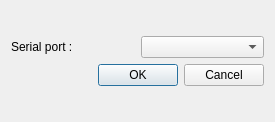
The window that dialogsettingport.ui (maruta01/NanoPiezoActuator) describes before a commit, drawn with Qt 5.
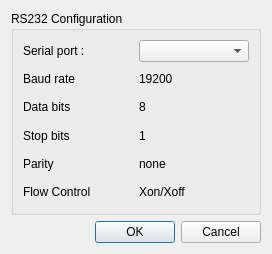
The same window after the commit.

Commit message: add contorller panel

```diff
--- a/dialogsettingport.ui
+++ b/dialogsettingport.ui
@@ -6,30 +6,133 @@
    <rect>
     <x>0</x>
     <y>0</y>
-    <width>275</width>
-    <height>122</height>
+    <width>272</width>
+    <height>254</height>
    </rect>
   </property>
   <property name="windowTitle">
    <string>Dialog</string>
   </property>
-  <layout class="QVBoxLayout" name="verticalLayout_2">
+  <layout class="QVBoxLayout" name="verticalLayout">
    <item>
-    <layout class="QVBoxLayout" name="verticalLayout">
+    <layout class="QHBoxLayout" name="horizontalLayout">
      <item>
-      <layout class="QHBoxLayout" name="horizontalLayout">
-       <item>
-        <widget class="QLabel" name="label">
-         <property name="text">
-          <string>Serial port :</string>
-         </property>
-        </widget>
-       </item>
-       <item>
-        <widget class="QComboBox" name="com_comboBox"/>
-       </item>
-      </layout>
+      <widget class="QGroupBox" name="groupBox">
+       <property name="title">
+        <string>RS232 Configuration</string>
+       </property>
+       <layout class="QVBoxLayout" name="verticalLayout_3">
+        <item>
+         <layout class="QHBoxLayout" name="horizontalLayout_2">
+          <item>
+           <widget class="QLabel" name="com_label">
+            <property name="text">
+             <string>Serial port :</string>
+            </property>
+           </widget>
+          </item>
+          <item>
+           <widget class="QComboBox" name="com_comboBox"/>
+          </item>
+         </layout>
+        </item>
+        <item>
+         <layout class="QHBoxLayout" name="horizontalLayout_3">
+          <item>
+           <widget class="QLabel" name="buad_rate_label">
+            <property name="text">
+             <string>Baud rate</string>
+            </property>
+           </widget>
+          </item>
+          <item>
+           <widget class="QLabel" name="buad_rate_val_label">
+            <property name="text">
+             <string>19200</string>
+            </property>
+           </widget>
+          </item>
+         </layout>
+        </item>
+        <item>
+         <layout class="QHBoxLayout" name="horizontalLayout_4">
+          <item>
+           <widget class="QLabel" name="data_bits_label">
+            <property name="text">
+             <string>Data bits</string>
+            </property>
+           </widget>
+          </item>
+          <item>
+           <widget class="QLabel" name="data_bits_val_label">
+            <property name="text">
+             <string>8</string>
+            </property>
+           </widget>
+          </item>
+         </layout>
+        </item>
+        <item>
+         <layout class="QHBoxLayout" name="horizontalLayout_5">
+          <item>
+           <widget class="QLabel" name="stop_bits_label">
+            <property name="text">
+             <string>Stop bits</string>
+            </property>
+           </widget>
+          </item>
+          <item>
+           <widget class="QLabel" name="stop_bits_val_label">
+            <property name="text">
+             <string>1</string>
+            </property>
+           </widget>
+          </item>
+         </layout>
+        </item>
+        <item>
+         <layout class="QHBoxLayout" name="horizontalLayout_6">
+          <item>
+           <widget class="QLabel" name="parity_label">
+            <property name="text">
+             <string>Parity</string>
+            </property>
+           </widget>
+          </item>
+          <item>
+           <widget class="QLabel" name="parity_val_label">
+            <property name="text">
+             <string>none</string>
+            </property>
+           </widget>
+          </item>
+         </layout>
+        </item>
+        <item>
+         <layout class="QHBoxLayout" name="horizontalLayout_7">
+          <item>
+           <widget class="QLabel" name="flow_control_label">
+            <property name="text">
+             <string>Flow Control</string>
+            </property>
+           </widget>
+          </item>
+          <item>
+           <widget class="QLabel" name="flow_control_val_label">
+            <property name="text">
+             <string>Xon/Xoff</string>
+            </property>
+           </widget>
+          </item>
+         </layout>
+        </item>
+       </layout>
+      </widget>
      </item>
+    </layout>
+   </item>
+   <item>
+    <layout class="QHBoxLayout" name="horizontalLayout_8">
      <item>
       <widget class="QDialogButtonBox" name="buttonBox">
        <property name="orientation">
```
The commit also changes 6 other files.
